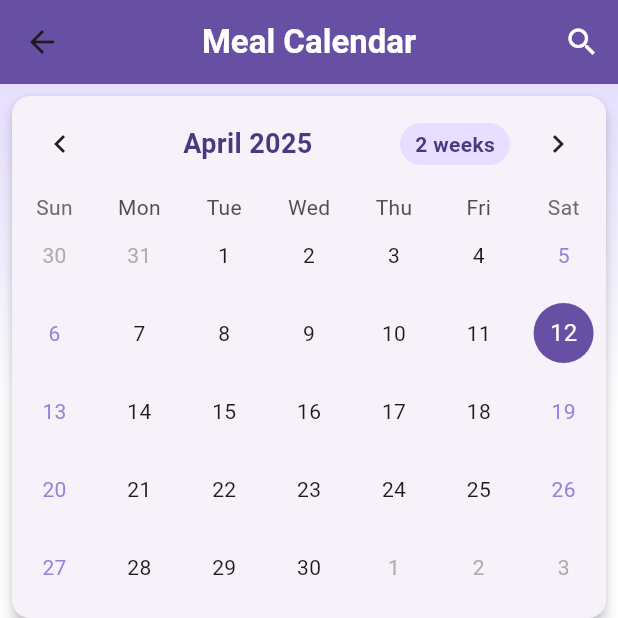
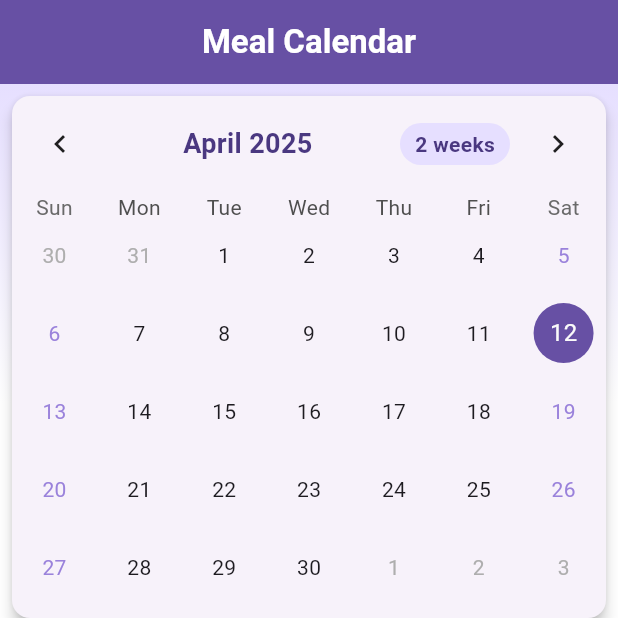
Before and after one commit to ainorjamal/meal_planner, a Flutter app: the screen it shows once a user with an empty profile is signed in, item 2 of the bottom bar chosen, on a phone screen of 412 x 824 dp, the top half of it. Run offline on Flutter 3.47's test engine with Material 3 defaults, Android fonts, the light colour scheme and no system bars; drawn by our look-alikes of table_calendar; our stand-ins replace cloud_firestore, firebase_auth, firebase_core, firebase_storage, fluttertoast, image_picker; accounts and stored records are empty.

Commit message:
fix: removed arrow back button in calendar screen

```diff
--- a/lib/screens/calendar_screen.dart
+++ b/lib/screens/calendar_screen.dart
@@ -129,17 +129,10 @@ class _CalendarScreenState extends State<CalendarScreen> {
             color: isDarkMode ? Colors.white : Colors.white,
           ),
         ),
+        automaticallyImplyLeading: false,
         backgroundColor: AppColors.primaryPurple,
         elevation: 0,
         centerTitle: true,
-        actions: [
-          IconButton(
-            icon: Icon(Icons.search, color: Colors.white),
-            onPressed: () {
-              // Add search functionality
-            },
-          ),
-        ],
       ),
       body: Container(
         decoration: BoxDecoration(
```
